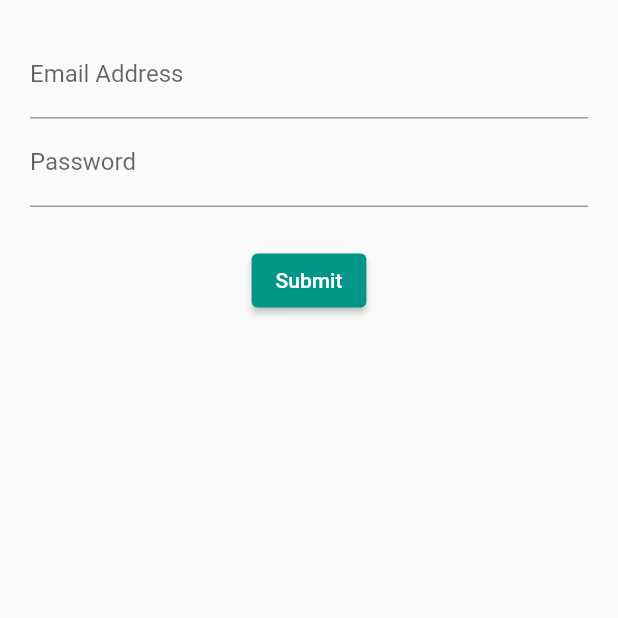
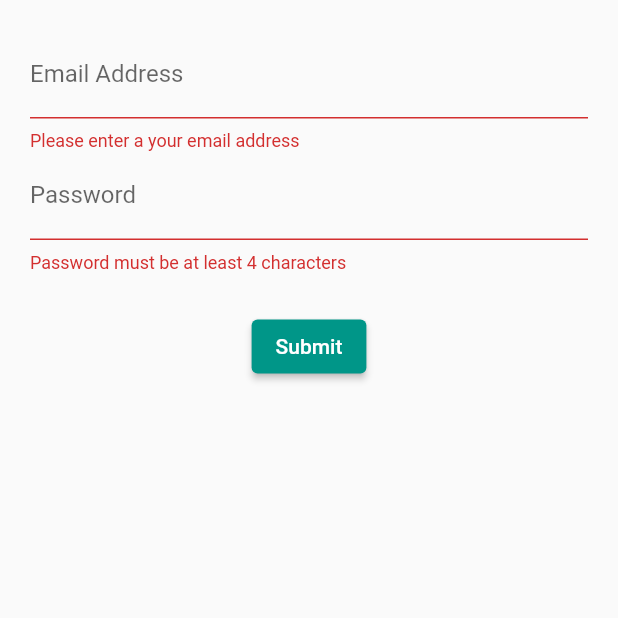
Before and after one commit to Dzaky02/flutter_login_stateful, a Flutter app: the screen it shows after launch, after a tap on "Submit", on a phone screen of 412 x 824 dp, the top half of it. Run offline on Flutter 3.47's test engine with Material 2 defaults, Android fonts, the phone set to English and light mode, and no system bars; missing offline and left inert: dart:html.

Commit message:
Triggering Form Validation.

```diff
--- a/lib/pages/login_page.dart
+++ b/lib/pages/login_page.dart
@@ -43,7 +43,14 @@ class _LoginPageState extends State<LoginPage> {
       ),
       validator: (value) {
         // return null if valid
-        // return error message if not valid
+        // return string error message if not valid
+        if(value != null) {
+          if(value.isEmpty) {
+            return 'Please enter a your email address';
+          } else if (value.isNotEmpty && !value.contains('@')) {
+            return 'Please enter a valid email';
+          }
+        }
       },
     );
   }
@@ -57,7 +64,10 @@ class _LoginPageState extends State<LoginPage> {
       ),
       validator: (value) {
         // return null if valid
-        // return error message if not valid
+        // return string error message if not valid
+        if (value != null && value.length < 4) {
+          return 'Password must be at least 4 characters';
+        }
       },
     );
   }
@@ -65,7 +75,7 @@ class _LoginPageState extends State<LoginPage> {
   Widget submitButton() {
     return ElevatedButton(
       onPressed: () {
-        formKey.currentState?.reset();
+        formKey.currentState?.validate();
       },
       child: Text('Submit'),
       style: ElevatedButton.styleFrom(
```
